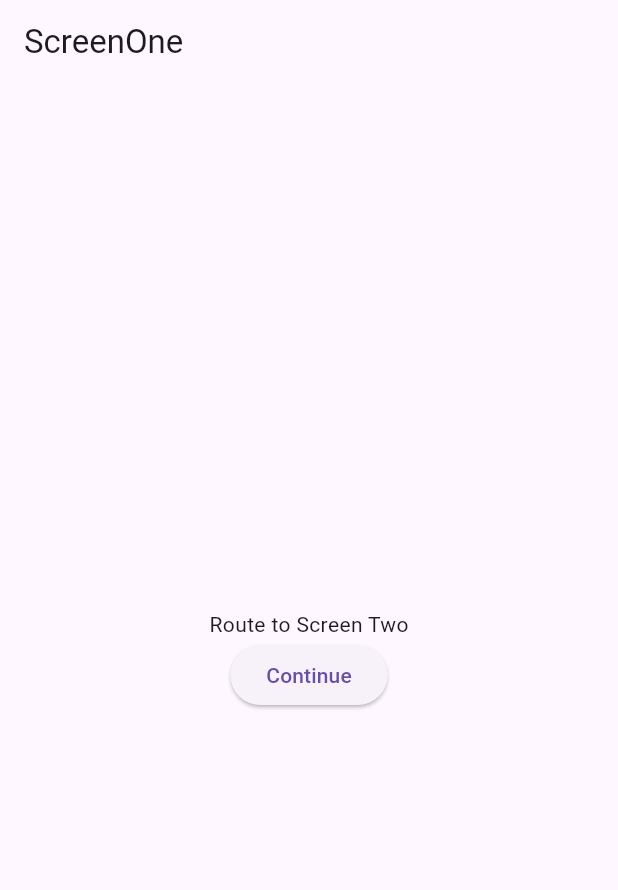
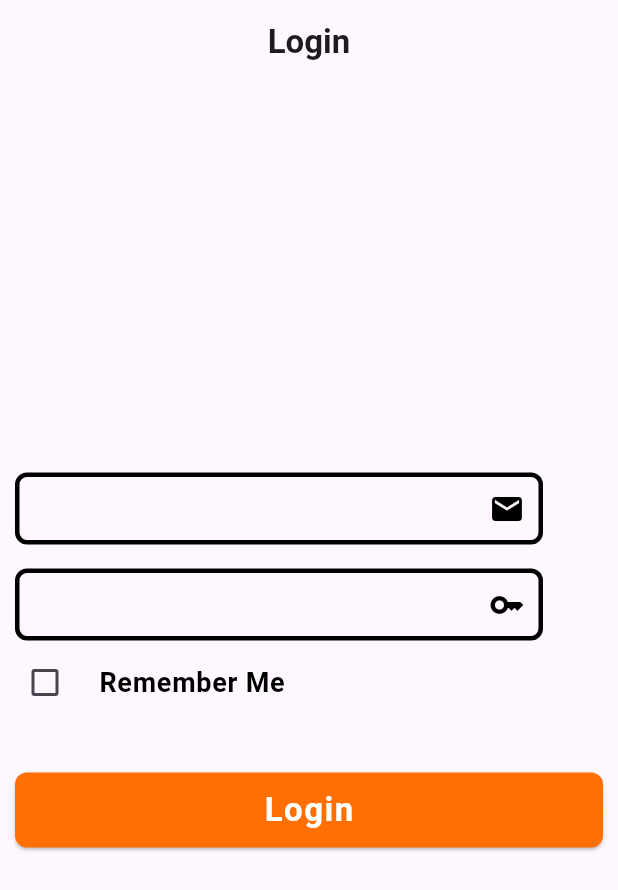
Before and after one commit to Ahmad-Nour-Haidar/shorts-tutorial, a Flutter app: the screen it shows after launch, on a phone screen of 412 x 824 dp. Shown: the top 890 px of the screen. Run offline on Flutter 3.47's test engine with Material 3 defaults, Android fonts, the phone set to English and light mode, and no system bars; our stand-ins replace connectivity_plus, dartz, dio, image_picker.

Commit message:
add login UI

```diff
--- /dev/null
+++ b/lib/core/extensions/build_context_extensions.dart
@@ -0,0 +1,12 @@
+import 'package:flutter/material.dart';
+
+extension on BuildContext {
+
+  double get height => MediaQuery.sizeOf(this).height;
+
+  double get width => MediaQuery.sizeOf(this).width;
+
+
+  /// Returns The current [Locale] of the app as specified in the [Localizations] widget.
+  Locale get locale => Localizations.localeOf(this);
+}
--- a/lib/main.dart
+++ b/lib/main.dart
@@ -1,5 +1,6 @@
 import 'package:flutter/material.dart';
 import 'package:shorts_tutorial/core/services/navigation_service.dart';
+import 'package:shorts_tutorial/view/screens/login_screen.dart';
 
 import 'core/navigation/route_generator.dart';
 
@@ -13,13 +14,13 @@ class MyApp extends StatelessWidget {
   // This widget is the root of your application.
   @override
   Widget build(BuildContext context) {
-    return MaterialApp(
+    return const MaterialApp(
       debugShowCheckedModeBanner: false,
-      navigatorKey: NavigationService.instance.navigatorKey,
-      onGenerateRoute: AppRoute.routes,
-      initialRoute: AppRoute.initRoute,
+      // navigatorKey: NavigationService.instance.navigatorKey,
+      // onGenerateRoute: AppRoute.routes,
+      // initialRoute: AppRoute.initRoute,
       title: 'Shorts Tutorial',
-      // home: const HomeScreen(),
+      home: LoginScreen(),
     );
   }
 }
--- /dev/null
+++ b/lib/view/screens/login_screen.dart
@@ -0,0 +1,107 @@
+import 'package:flutter/material.dart';
+
+import '../widgets/custom_text_form_field.dart';
+
+const color = Color(0xffFF6F02);
+
+class LoginScreen extends StatefulWidget {
+  const LoginScreen({super.key});
+
+  @override
+  State<LoginScreen> createState() => _LoginScreenState();
+}
+
+class _LoginScreenState extends State<LoginScreen> {
+  final emailController = TextEditingController();
+  final passwordController = TextEditingController();
+  bool isSelectRememberMe = false;
+
+  @override
+  Widget build(BuildContext context) {
+    return Scaffold(
+      appBar: AppBar(
+        centerTitle: true,
+        title: const Text(
+          'Login',
+          style: TextStyle(
+            fontWeight: FontWeight.w600,
+          ),
+        ),
+      ),
+      body: Padding(
+        padding: const EdgeInsets.all(10.0),
+        child: Column(
+          mainAxisAlignment: MainAxisAlignment.center,
+          children: [
+            CustomTextFormField(
+              controller: emailController,
+              icon: Icons.email,
+              keyboardType: TextInputType.emailAddress,
+              validator: (value) {
+                if (value != null && value.isNotEmpty && value.contains('@')) {
+                  return null;
+                }
+                return 'Email is not valid';
+              },
+            ),
+            const SizedBox(height: 16),
+            CustomTextFormField(
+              controller: passwordController,
+              icon: Icons.key,
+              keyboardType: TextInputType.visiblePassword,
+              validator: (value) {
+                if (value != null && value.length >= 6) {
+                  return null;
+                }
+                return 'Password is not strong';
+              },
+            ),
+            CheckboxListTile(
+              controlAffinity: ListTileControlAffinity.leading,
+              contentPadding: const EdgeInsets.symmetric(horizontal: 0.0),
+              checkColor: Colors.white,
+              activeColor: isSelectRememberMe ? color : Colors.white,
+              title: Text(
+                'Remember Me',
+                style: TextStyle(
+                  fontWeight: FontWeight.w600,
+                  fontSize: 18,
+                  color: isSelectRememberMe ? color : Colors.black,
+                ),
+              ),
+              value: isSelectRememberMe,
+              onChanged: (value) {
+                setState(() {
+                  isSelectRememberMe = value ?? false;
+                });
+              },
+            ),
+            const SizedBox(height: 32),
+            SizedBox(
+              width: double.infinity,
+              height: 50.0,
+              child: ElevatedButton(
+                style: ElevatedButton.styleFrom(
+                  backgroundColor: color,
+                  shape: RoundedRectangleBorder(
+                    borderRadius: BorderRadius.circular(8),
+                  ),
+                ),
+                onPressed: () {},
+                child: const Text(
+                  'Login',
+                  style: TextStyle(
+                    letterSpacing: 1.0,
+                    fontWeight: FontWeight.w600,
+                    color: Colors.white,
+                    fontSize: 22,
+                  ),
+                ),
+              ),
+            )
+          ],
+        ),
+      ),
+    );
+  }
+}
--- /dev/null
+++ b/lib/view/widgets/custom_text_form_field.dart
@@ -0,0 +1,90 @@
+import 'package:flutter/material.dart';
+
+const color = Color(0xffFF6F02);
+
+class CustomTextFormField extends StatefulWidget {
+  const CustomTextFormField({
+    super.key,
+    required this.controller,
+    required this.validator,
+    required this.keyboardType,
+    required this.icon,
+    this.isPassword = false,
+  });
+
+  final TextEditingController controller;
+  final String? Function(String?) validator;
+  final IconData icon;
+  final TextInputType keyboardType;
+  final bool isPassword;
+
+  @override
+  State<CustomTextFormField> createState() => _CustomTextFormFieldState();
+}
+
+class _CustomTextFormFieldState extends State<CustomTextFormField> {
+  final border = OutlineInputBorder(
+    gapPadding: 0.0,
+    borderRadius: BorderRadius.circular(8),
+    borderSide: const BorderSide(
+      color: Colors.black,
+      width: 3,
+    ),
+  );
+
+  final errorBorder = OutlineInputBorder(
+    gapPadding: 0.0,
+    borderRadius: BorderRadius.circular(8),
+    borderSide: const BorderSide(
+      color: Colors.red,
+      width: 3,
+    ),
+  );
+
+  @override
+  Widget build(BuildContext context) {
+    return Row(
+      children: [
+        Expanded(
+          child: TextFormField(
+            obscureText: widget.isPassword,
+            controller: widget.controller,
+            autovalidateMode: AutovalidateMode.onUserInteraction,
+            keyboardType: widget.keyboardType,
+            onChanged: (_) => setState(() {}),
+            cursorColor: Colors.black,
+            validator: widget.validator,
+            decoration: InputDecoration(
+              contentPadding: const EdgeInsets.symmetric(
+                vertical: 0.0,
+                horizontal: 10.0,
+              ),
+              border: border,
+              disabledBorder: border,
+              focusedBorder: border,
+              enabledBorder: border,
+              errorBorder: errorBorder,
+              focusedErrorBorder: errorBorder,
+              suffixIcon: Icon(
+                widget.icon,
+                color: widget.validator(widget.controller.text) == null
+                    ? color
+                    : Colors.black,
+              ),
+            ),
+          ),
+        ),
+        SizedBox(
+          width: 40,
+          child: widget.validator(widget.controller.text) == null
+              ? const Icon(
+                  Icons.check,
+                  color: color,
+                  size: 28,
+                )
+              : null,
+        ),
+      ],
+    );
+  }
+}
```
Also changed, not shown: pubspec.lock, 1 other file.
